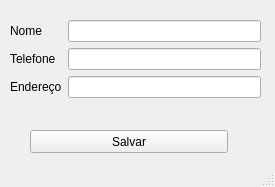
Above: OficinaDeCostura.ui from Kennedy7Sa/Projeto_Oficina_GUI_PyQt6 before the change. Below: the same form after it.
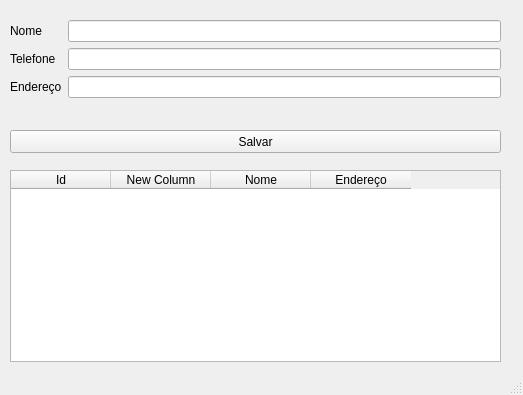
That is the form after the change.

Commit message: read da tabela costureiro funcionando

What changed in the file:
```diff
--- a/OficinaDeCostura.ui
+++ b/OficinaDeCostura.ui
@@ -6,20 +6,23 @@
    <rect>
     <x>0</x>
     <y>0</y>
-    <width>275</width>
-    <height>187</height>
+    <width>523</width>
+    <height>395</height>
    </rect>
   </property>
   <property name="windowTitle">
    <string>MainWindow</string>
   </property>
+  <property name="styleSheet">
+   <string notr="true"/>
+  </property>
   <widget class="QWidget" name="centralwidget">
    <widget class="QPushButton" name="pushButton">
     <property name="geometry">
      <rect>
-      <x>30</x>
+      <x>10</x>
       <y>130</y>
-      <width>198</width>
+      <width>491</width>
       <height>23</height>
      </rect>
     </property>
@@ -27,12 +30,12 @@
      <string>Salvar</string>
     </property>
    </widget>
-   <widget class="QWidget" name="">
+   <widget class="QWidget" name="layoutWidget">
     <property name="geometry">
      <rect>
       <x>10</x>
       <y>20</y>
-      <width>251</width>
+      <width>491</width>
       <height>105</height>
      </rect>
     </property>
@@ -69,6 +72,36 @@
      </item>
     </layout>
    </widget>
+   <widget class="QTableWidget" name="tabelaCostureiro">
+    <property name="geometry">
+     <rect>
+      <x>10</x>
+      <y>170</y>
+      <width>491</width>
+      <height>192</height>
+     </rect>
+    </property>
+    <column>
+     <property name="text">
+      <string>Id</string>
+     </property>
+    </column>
+    <column>
+     <property name="text">
+      <string>New Column</string>
+     </property>
+    </column>
+    <column>
+     <property name="text">
+      <string>Nome</string>
+     </property>
+    </column>
+    <column>
+     <property name="text">
+      <string>Endereço</string>
+     </property>
+    </column>
+   </widget>
   </widget>
   <widget class="QStatusBar" name="statusbar"/>
  </widget>
```
The commit also changes 2 other files.
